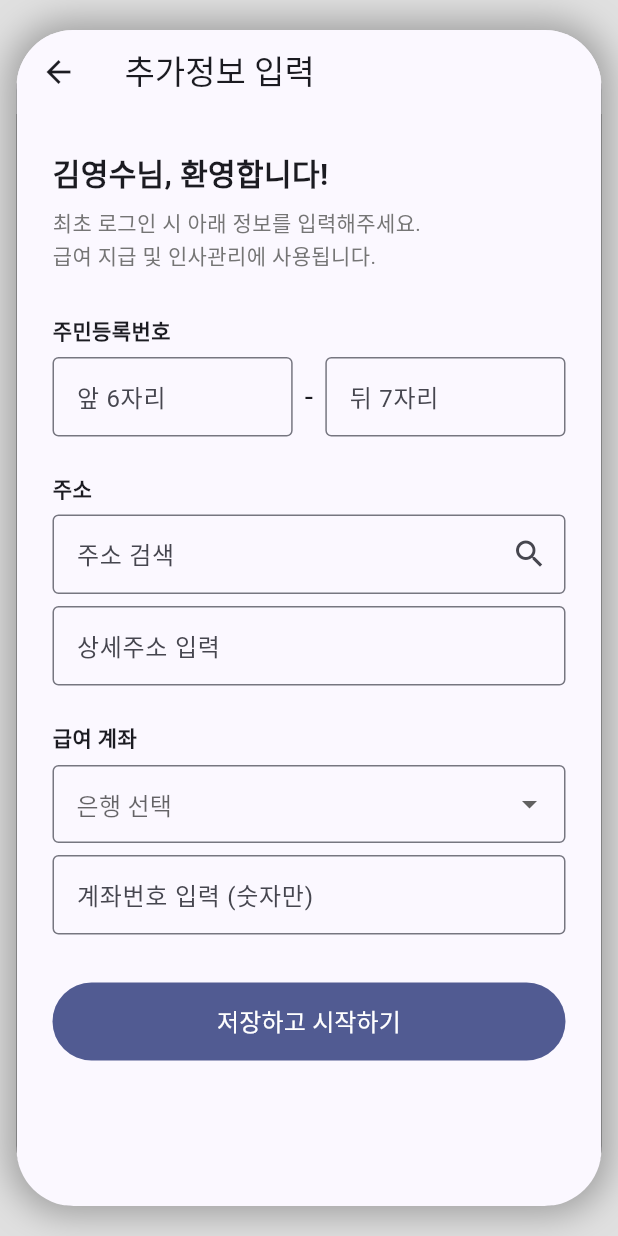
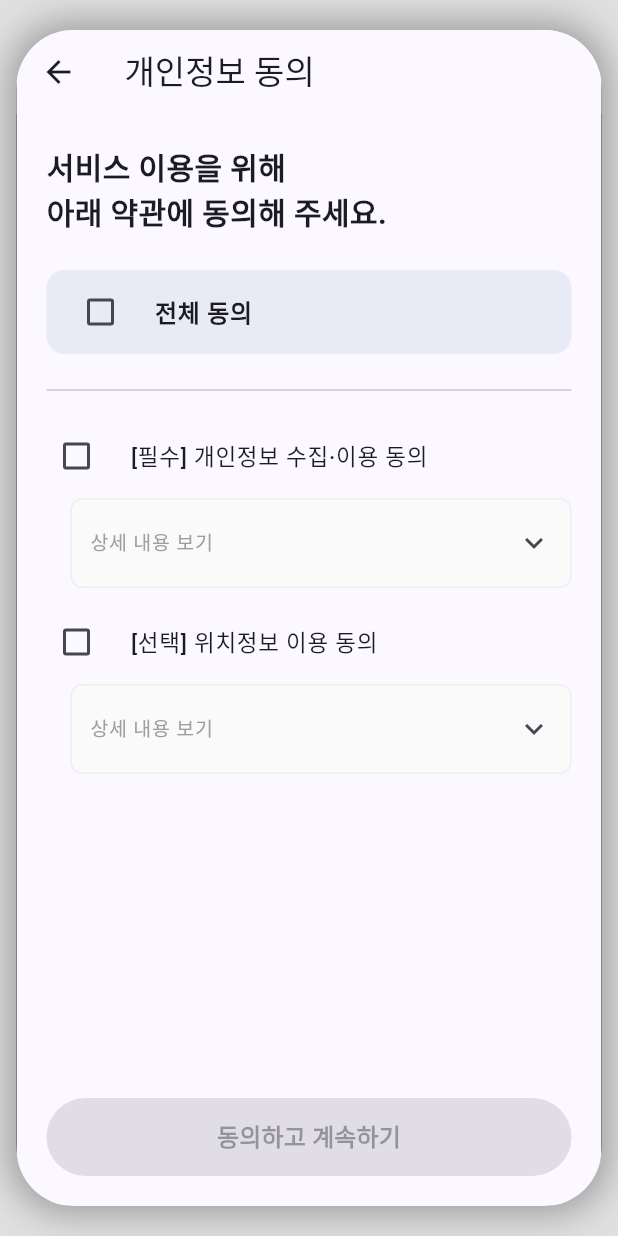
Before and after one commit to forever8710-cloud/attendance_go, a Flutter app: the screen it shows after launch, after a tap on "카카오로 시작하기", on a phone screen of 412 x 824 dp. Run offline on Flutter 3.47's test engine with Material 3 defaults, Android fonts, the phone set to English and light mode, and no system bars; our stand-ins replace flutter_dotenv, flutter_riverpod, freezed_annotation, supabase_flutter; accounts and stored records are empty.

Commit message:
v1.16: 앱 이름 WorkFlow 변경 + 개인정보 동의 화면 + 조퇴 버튼 + Android/iOS 플랫폼 추가
- 앱 이름 출퇴근GO → WorkFlow by tkholdings (로그인, AppBar, web meta)
- 개인정보 수집·이용 동의 화면 추가 (필수/선택 체크, 전체 동의)
- AuthStatus에 needsConsent 추가 (로그인 → 동의 → 프로필 입력 흐름)
- 출근 후 조퇴 버튼 활성화 (확인 다이얼로그 포함)
- 프로필 입력에 소속 센터 선택 추가
- flutter create .으로 Android/iOS 네이티브 플랫폼 파일 생성

Co-Authored-By: Claude Opus 4.6 <noreply@anthropic.com>

```diff
--- a/apps/worker_app/lib/features/auth/data/auth_repository.dart
+++ b/apps/worker_app/lib/features/auth/data/auth_repository.dart
@@ -59,6 +59,7 @@ class WorkerAuthRepository {
   /// 추가정보(프로필) 저장
   Future<void> saveProfile({
     required String workerId,
+    required String site,
     required String ssn,
     required String address,
     required String bank,
--- /dev/null
+++ b/apps/worker_app/lib/features/auth/presentation/consent_screen.dart
@@ -0,0 +1,176 @@
+import 'package:flutter/material.dart';
+import 'package:flutter_riverpod/flutter_riverpod.dart';
+import '../providers/auth_provider.dart';
+
+class ConsentScreen extends ConsumerStatefulWidget {
+  const ConsentScreen({super.key});
+
+  @override
+  ConsumerState<ConsentScreen> createState() => _ConsentScreenState();
+}
+
+class _ConsentScreenState extends ConsumerState<ConsentScreen> {
+  bool _personalInfoConsent = false;
+  bool _locationConsent = false;
+
+  bool get _allChecked => _personalInfoConsent && _locationConsent;
+
+  void _toggleAll(bool? value) {
+    setState(() {
+      _personalInfoConsent = value ?? false;
+      _locationConsent = value ?? false;
+    });
+  }
+
+  @override
+  Widget build(BuildContext context) {
+    return Scaffold(
+      appBar: AppBar(
+        title: const Text('개인정보 동의'),
+        leading: IconButton(
+          icon: const Icon(Icons.arrow_back),
+          onPressed: () => ref.read(authProvider.notifier).signOut(),
+        ),
+      ),
+      body: Column(
+        children: [
+          Expanded(
+            child: SingleChildScrollView(
+              padding: const EdgeInsets.all(20),
+              child: Column(
+                crossAxisAlignment: CrossAxisAlignment.start,
+                children: [
+                  const Text(
+                    '서비스 이용을 위해\n아래 약관에 동의해 주세요.',
+                    style: TextStyle(fontSize: 20, fontWeight: FontWeight.bold),
+                  ),
+                  const SizedBox(height: 24),
+
+                  // 전체 동의
+                  Container(
+                    decoration: BoxDecoration(
+                      color: Colors.indigo.shade50,
+                      borderRadius: BorderRadius.circular(12),
+                    ),
+                    child: CheckboxListTile(
+                      value: _allChecked,
+                      onChanged: _toggleAll,
+                      title: const Text(
+                        '전체 동의',
+                        style: TextStyle(fontSize: 16, fontWeight: FontWeight.w600),
+                      ),
+                      controlAffinity: ListTileControlAffinity.leading,
+                      shape: RoundedRectangleBorder(borderRadius: BorderRadius.circular(12)),
+                    ),
+                  ),
+                  const SizedBox(height: 16),
+                  const Divider(),
+                  const SizedBox(height: 8),
+
+                  // [필수] 개인정보 수집·이용 동의
+                  CheckboxListTile(
+                    value: _personalInfoConsent,
+                    onChanged: (v) => setState(() => _personalInfoConsent = v ?? false),
+                    title: const Text(
+                      '[필수] 개인정보 수집·이용 동의',
+                      style: TextStyle(fontSize: 15, fontWeight: FontWeight.w500),
+                    ),
+                    controlAffinity: ListTileControlAffinity.leading,
+                    contentPadding: EdgeInsets.zero,
+                  ),
+                  _buildExpansionDetail(
+                    children: [
+                      _buildDetailRow('수집 항목', '이름, 전화번호, 주민등록번호, 주소, 계좌정보'),
+                      _buildDetailRow('수집 목적', '근로계약 관리, 급여 지급, 인사관리'),
+                      _buildDetailRow('보유 기간', '근로관계 종료 후 3년'),
+                    ],
+                  ),
+                  const SizedBox(height: 8),
+
+                  // [선택] 위치정보 이용 동의
+                  CheckboxListTile(
+                    value: _locationConsent,
+                    onChanged: (v) => setState(() => _locationConsent = v ?? false),
+                    title: const Text(
+                      '[선택] 위치정보 이용 동의',
+                      style: TextStyle(fontSize: 15, fontWeight: FontWeight.w500),
+                    ),
+                    controlAffinity: ListTileControlAffinity.leading,
+                    contentPadding: EdgeInsets.zero,
+                  ),
+                  _buildExpansionDetail(
+                    children: [
+                      _buildDetailRow('수집 항목', 'GPS 위치정보'),
+                      _buildDetailRow('이용 목적', '출퇴근 장소 확인'),
+                      _buildDetailRow('보유 기간', '출퇴근 기록 후 즉시 파기'),
+                    ],
+                  ),
+                ],
+              ),
+            ),
+          ),
+
+          // 하단 버튼
+          SafeArea(
+            child: Padding(
+              padding: const EdgeInsets.fromLTRB(20, 8, 20, 20),
+              child: SizedBox(
+                width: double.infinity,
+                height: 52,
+                child: FilledButton(
+                  onPressed: _personalInfoConsent
+                      ? () => ref.read(authProvider.notifier).acceptConsent(
+                            locationConsent: _locationConsent,
+                          )
+                      : null,
+                  child: const Text(
+                    '동의하고 계속하기',
+                    style: TextStyle(fontSize: 16, fontWeight: FontWeight.w600),
+                  ),
+                ),
+              ),
+            ),
+          ),
+        ],
+      ),
+    );
+  }
+
+  Widget _buildExpansionDetail({required List<Widget> children}) {
+    return Container(
+      margin: const EdgeInsets.only(left: 16),
+      decoration: BoxDecoration(
+        color: Colors.grey.shade50,
+        borderRadius: BorderRadius.circular(8),
+        border: Border.all(color: Colors.grey.shade200),
+      ),
+      child: ExpansionTile(
+        title: const Text('상세 내용 보기', style: TextStyle(fontSize: 13, color: Colors.grey)),
+        tilePadding: const EdgeInsets.symmetric(horizontal: 12),
+        childrenPadding: const EdgeInsets.fromLTRB(12, 0, 12, 12),
+        children: children,
+      ),
+    );
+  }
+
+  Widget _buildDetailRow(String label, String value) {
+    return Padding(
+      padding: const EdgeInsets.only(bottom: 8),
+      child: Row(
+        crossAxisAlignment: CrossAxisAlignment.start,
+        children: [
+          SizedBox(
+            width: 72,
+            child: Text(
+              label,
+              style: TextStyle(fontSize: 13, color: Colors.grey[600], fontWeight: FontWeight.w500),
+            ),
+          ),
+          Expanded(
+            child: Text(value, style: const TextStyle(fontSize: 13)),
+          ),
+        ],
+      ),
+    );
+  }
+}
--- a/apps/worker_app/lib/features/auth/presentation/login_screen.dart
+++ b/apps/worker_app/lib/features/auth/presentation/login_screen.dart
@@ -26,8 +26,13 @@ class _LoginScreenState extends ConsumerState<LoginScreen> {
               const Icon(Icons.shield, size: 80, color: Colors.indigo),
               const SizedBox(height: 16),
               const Text(
-                '출퇴근GO',
+                'WorkFlow',
                 style: TextStyle(fontSize: 32, fontWeight: FontWeight.bold),
+              ),
+              const SizedBox(height: 4),
+              Text(
+                'by tkholdings',
+                style: TextStyle(fontSize: 14, color: Colors.grey[500]),
               ),
               const SizedBox(height: 8),
               Text(
--- a/apps/worker_app/lib/features/auth/providers/auth_provider.dart
+++ b/apps/worker_app/lib/features/auth/providers/auth_provider.dart
@@ -8,6 +8,7 @@ enum AuthStatus {
   authenticated,
   unauthenticated,
   needsPhoneVerification,
+  needsConsent,
   needsProfileCompletion,
   error,
 }
@@ -78,7 +79,7 @@ class AuthNotifier extends StateNotifier<AuthState> {
       final worker = await _repository.loginWithKakao();
       final profileComplete = await _repository.isProfileComplete(worker.id);
       state = state.copyWith(
-        status: profileComplete ? AuthStatus.authenticated : AuthStatus.needsProfileCompletion,
+        status: profileComplete ? AuthStatus.authenticated : AuthStatus.needsConsent,
         worker: worker,
       );
     } catch (e) {
@@ -104,7 +105,7 @@ class AuthNotifier extends StateNotifier<AuthState> {
       final worker = await _repository.verifyPhoneAndMatch(phone, otp);
       final profileComplete = await _repository.isProfileComplete(worker.id);
       state = state.copyWith(
-        status: profileComplete ? AuthStatus.authenticated : AuthStatus.needsProfileCompletion,
+        status: profileComplete ? AuthStatus.authenticated : AuthStatus.needsConsent,
         worker: worker,
       );
     } catch (e) {
@@ -114,6 +115,7 @@ class AuthNotifier extends StateNotifier<AuthState> {
 
   /// 추가정보 저장
   Future<void> saveProfile({
+    required String site,
     required String ssn,
     required String address,
     required String detailAddress,
@@ -124,6 +126,7 @@ class AuthNotifier extends StateNotifier<AuthState> {
     try {
       await _repository.saveProfile(
         workerId: state.worker!.id,
+        site: site,
         ssn: ssn,
         address: '$address $detailAddress',
         bank: bank,
@@ -133,6 +136,11 @@ class AuthNotifier extends StateNotifier<AuthState> {
     } catch (e) {
       state = state.copyWith(status: AuthStatus.error, errorMessage: '프로필 저장에 실패했습니다');
     }
+  }
+
+  /// 개인정보 동의 완료
+  void acceptConsent({required bool locationConsent}) {
+    state = state.copyWith(status: AuthStatus.needsProfileCompletion);
   }
 
   Future<void> signOut() async {
--- a/apps/worker_app/lib/main.dart
+++ b/apps/worker_app/lib/main.dart
@@ -5,6 +5,7 @@ import 'package:supabase_client/supabase_client.dart';
 import 'features/auth/providers/auth_provider.dart';
 import 'features/auth/presentation/login_screen.dart';
 import 'features/auth/presentation/phone_verification_screen.dart';
+import 'features/auth/presentation/consent_screen.dart';
 import 'features/auth/presentation/profile_completion_screen.dart';
 import 'features/attendance/presentation/home_screen.dart';
 
@@ -27,7 +28,7 @@ class WorkerApp extends ConsumerWidget {
 
     return MaterialApp(
       debugShowCheckedModeBanner: false,
-      title: '출퇴근GO',
+      title: 'WorkFlow',
       theme: ThemeData(
         colorScheme: ColorScheme.fromSeed(seedColor: Colors.indigo),
         useMaterial3: true,
@@ -69,6 +70,8 @@ class WorkerApp extends ConsumerWidget {
         return const HomeScreen();
       case AuthStatus.needsPhoneVerification:
         return const PhoneVerificationScreen();
+      case AuthStatus.needsConsent:
+        return const ConsentScreen();
       case AuthStatus.needsProfileCompletion:
         return const ProfileCompletionScreen();
       default:
```
Also changed, not shown: apps/worker_app/lib/features/attendance/presentation/home_screen.dart (+44 -1 lines), apps/worker_app/lib/features/auth/presentation/profile_completion_screen.dart (+25 -0 lines), 63 other files.
